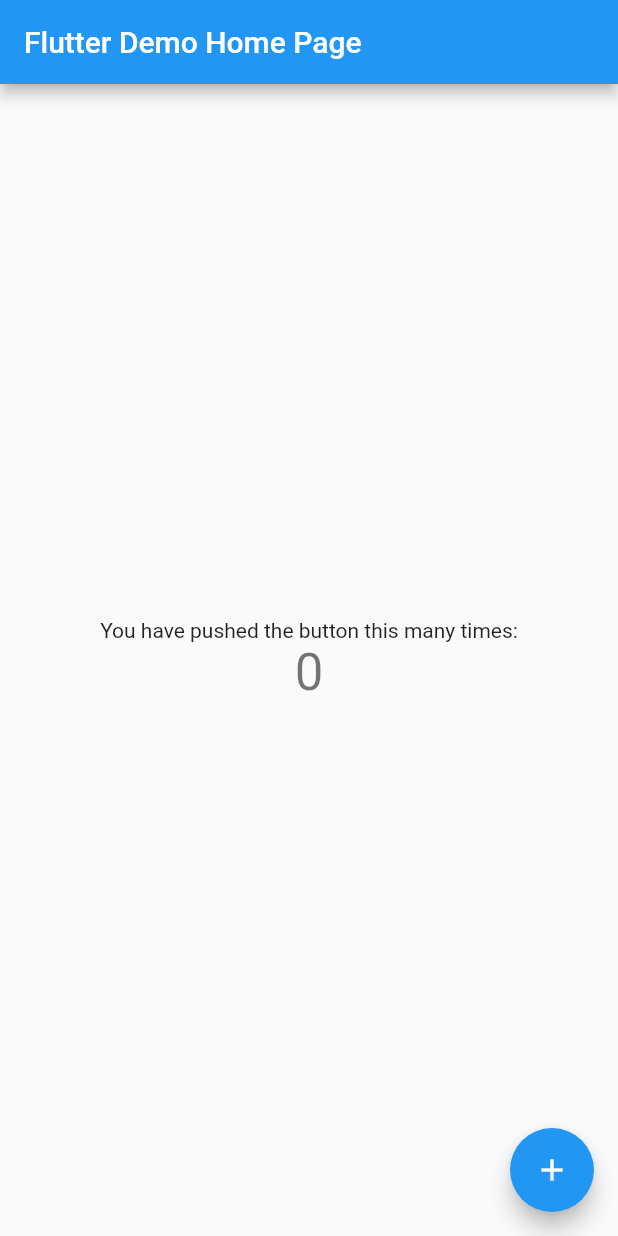
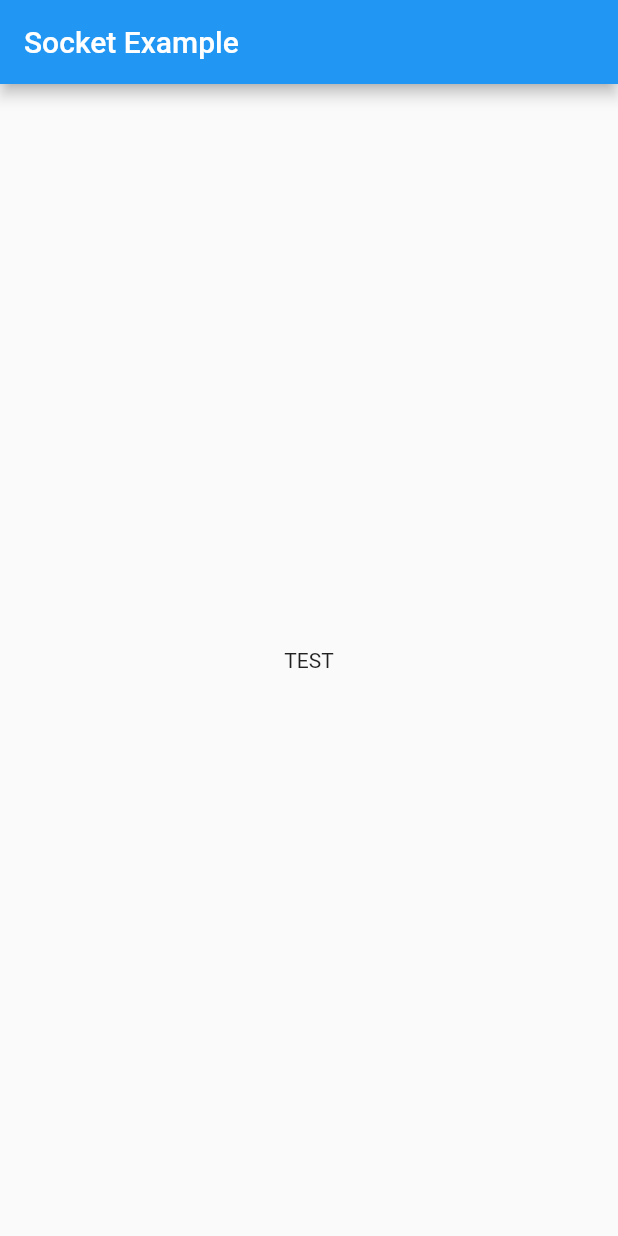
Before and after one commit to masoudmahmoodzadeh/Socket-Example, a Flutter app: the screen it shows after launch, on a phone screen of 412 x 824 dp. Run offline on Flutter 3.47's test engine with Material 2 defaults, Android fonts, the phone set to English and light mode, and no system bars.

```diff
--- a/lib/main.dart
+++ b/lib/main.dart
@@ -7,109 +7,38 @@ void main() {
 class MyApp extends StatelessWidget {
   const MyApp({Key? key}) : super(key: key);
 
-  // This widget is the root of your application.
   @override
   Widget build(BuildContext context) {
     return MaterialApp(
       title: 'Flutter Demo',
       theme: ThemeData(
-        // This is the theme of your application.
-        //
-        // Try running your application with "flutter run". You'll see the
-        // application has a blue toolbar. Then, without quitting the app, try
-        // changing the primarySwatch below to Colors.green and then invoke
-        // "hot reload" (press "r" in the console where you ran "flutter run",
-        // or simply save your changes to "hot reload" in a Flutter IDE).
-        // Notice that the counter didn't reset back to zero; the application
-        // is not restarted.
         primarySwatch: Colors.blue,
       ),
-      home: const MyHomePage(title: 'Flutter Demo Home Page'),
+      home: const MyHomePage(),
     );
   }
 }
 
 class MyHomePage extends StatefulWidget {
-  const MyHomePage({Key? key, required this.title}) : super(key: key);
-
-  // This widget is the home page of your application. It is stateful, meaning
-  // that it has a State object (defined below) that contains fields that affect
-  // how it looks.
-
-  // This class is the configuration for the state. It holds the values (in this
-  // case the title) provided by the parent (in this case the App widget) and
-  // used by the build method of the State. Fields in a Widget subclass are
-  // always marked "final".
-
-  final String title;
+  const MyHomePage({Key? key}) : super(key: key);
 
   @override
   State<MyHomePage> createState() => _MyHomePageState();
 }
 
 class _MyHomePageState extends State<MyHomePage> {
-  int _counter = 0;
-
-  void _incrementCounter() {
-    setState(() {
-      // This call to setState tells the Flutter framework that something has
-      // changed in this State, which causes it to rerun the build method below
-      // so that the display can reflect the updated values. If we changed
-      // _counter without calling setState(), then the build method would not be
-      // called again, and so nothing would appear to happen.
-      _counter++;
-    });
-  }
-
   @override
   Widget build(BuildContext context) {
-    // This method is rerun every time setState is called, for instance as done
-    // by the _incrementCounter method above.
-    //
-    // The Flutter framework has been optimized to make rerunning build methods
-    // fast, so that you can just rebuild anything that needs updating rather
-    // than having to individually change instances of widgets.
     return Scaffold(
       appBar: AppBar(
-        // Here we take the value from the MyHomePage object that was created by
-        // the App.build method, and use it to set our appbar title.
-        title: Text(widget.title),
+        title: const Text("Socket Example"),
       ),
       body: Center(
-        // Center is a layout widget. It takes a single child and positions it
-        // in the middle of the parent.
         child: Column(
-          // Column is also a layout widget. It takes a list of children and
-          // arranges them vertically. By default, it sizes itself to fit its
-          // children horizontally, and tries to be as tall as its parent.
-          //
-          // Invoke "debug painting" (press "p" in the console, choose the
-          // "Toggle Debug Paint" action from the Flutter Inspector in Android
-          // Studio, or the "Toggle Debug Paint" command in Visual Studio Code)
-          // to see the wireframe for each widget.
-          //
-          // Column has various properties to control how it sizes itself and
-          // how it positions its children. Here we use mainAxisAlignment to
-          // center the children vertically; the main axis here is the vertical
-          // axis because Columns are vertical (the cross axis would be
-          // horizontal).
           mainAxisAlignment: MainAxisAlignment.center,
-          children: <Widget>[
-            const Text(
-              'You have pushed the button this many times:',
-            ),
-            Text(
-              '$_counter',
-              style: Theme.of(context).textTheme.headline4,
-            ),
-          ],
+          children: const <Widget>[Text('TEST')],
         ),
       ),
-      floatingActionButton: FloatingActionButton(
-        onPressed: _incrementCounter,
-        tooltip: 'Increment',
-        child: const Icon(Icons.add),
-      ), // This trailing comma makes auto-formatting nicer for build methods.
     );
   }
 }
```
